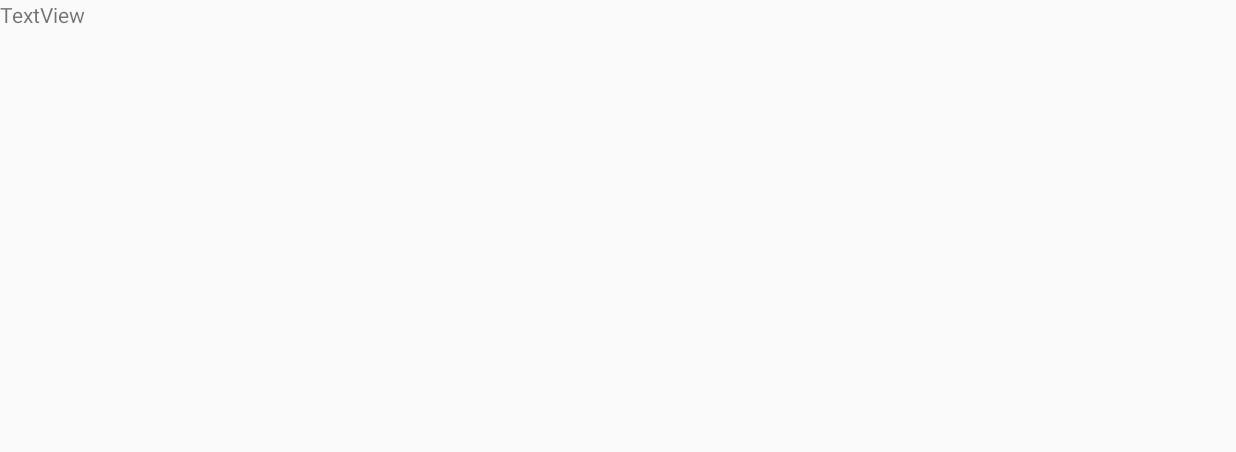
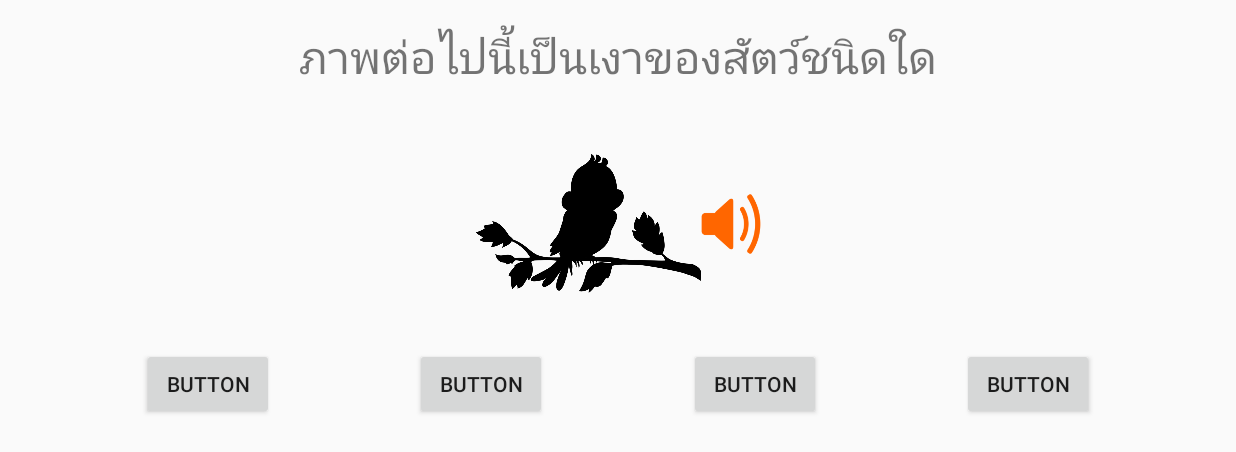
Before and after one commit to superjo5/AnimalForFun, an Android app: the screen it shows after launch (Game), on a phone screen of 824 x 412 dp (held sideways). Before the commit the part shown is almost empty. Shown: the top 452 px of the screen. Run offline under Robolectric (Android 15) with nearby library versions, the phone set to English and light mode, and no system bars.

Commit message:
Design Game UI Complete

```diff
--- a/app/src/main/res/layout/activity_game.xml
+++ b/app/src/main/res/layout/activity_game.xml
@@ -11,5 +11,78 @@
         android:id="@+id/textView"
         android:layout_width="wrap_content"
         android:layout_height="wrap_content"
-        android:text="TextView" />
+        android:layout_marginTop="15dp"
+        android:text="@string/question"
+        android:textSize="30sp"
+        app:layout_constraintLeft_toLeftOf="parent"
+        app:layout_constraintRight_toRightOf="parent"
+        app:layout_constraintTop_toTopOf="parent" />
+
+    <ImageView
+        android:id="@+id/imvQuestion"
+        android:layout_width="150dp"
+        android:layout_height="150dp"
+        app:srcCompat="@drawable/bird_02"
+        android:layout_marginTop="16dp"
+        app:layout_constraintTop_toBottomOf="@+id/textView"
+        app:layout_constraintLeft_toLeftOf="parent"
+        app:layout_constraintRight_toLeftOf="@+id/imbVolumn"
+        app:layout_constraintHorizontal_chainStyle="packed" />
+
+    <ImageButton
+        android:id="@+id/imbVolumn"
+        android:layout_width="40dp"
+        android:layout_height="40dp"
+        android:background="@null"
+        android:onClick="playSound"
+        android:scaleType="fitCenter"
+        app:srcCompat="@drawable/volume"
+        app:layout_constraintLeft_toRightOf="@+id/imvQuestion"
+        app:layout_constraintRight_toRightOf="parent"
+        app:layout_constraintBottom_toBottomOf="@+id/imvQuestion"
+        app:layout_constraintTop_toTopOf="@+id/imvQuestion" />
+
+    <Button
+        android:id="@+id/btn1"
+        android:layout_width="wrap_content"
+        android:layout_height="wrap_content"
+        android:layout_marginTop="8dp"
+        android:onClick="choiceAns"
+        android:text="Button"
+        app:layout_constraintLeft_toLeftOf="parent"
+        app:layout_constraintRight_toLeftOf="@+id/btn2"
+        app:layout_constraintTop_toBottomOf="@+id/imvQuestion" />
+
+    <Button
+        android:id="@+id/btn2"
+        android:layout_width="wrap_content"
+        android:layout_height="wrap_content"
+        android:layout_marginTop="8dp"
+        android:onClick="choiceAns"
+        android:text="Button"
+        app:layout_constraintLeft_toRightOf="@+id/btn1"
+        app:layout_constraintRight_toLeftOf="@+id/btn3"
+        app:layout_constraintTop_toBottomOf="@+id/imvQuestion" />
+
+    <Button
+        android:id="@+id/btn3"
+        android:layout_width="wrap_content"
+        android:layout_height="wrap_content"
+        android:layout_marginTop="8dp"
+        android:onClick="choiceAns"
+        android:text="Button"
+        app:layout_constraintLeft_toRightOf="@+id/btn2"
+        app:layout_constraintRight_toLeftOf="@+id/btn4"
+        app:layout_constraintTop_toBottomOf="@+id/imvQuestion" />
+
+    <Button
+        android:id="@+id/btn4"
+        android:layout_width="wrap_content"
+        android:layout_height="wrap_content"
+        android:layout_marginTop="8dp"
+        android:onClick="choiceAns"
+        android:text="Button"
+        app:layout_constraintLeft_toRightOf="@+id/btn3"
+        app:layout_constraintRight_toRightOf="parent"
+        app:layout_constraintTop_toBottomOf="@+id/imvQuestion" />
 </android.support.constraint.ConstraintLayout>
--- a/app/src/main/res/values/dimens.xml
+++ b/app/src/main/res/values/dimens.xml
@@ -2,7 +2,6 @@
 <resources>
     <string name="h1">30sp</string>
     <string name="h2">16sp</string>
-
     <string name="my_image">150dp</string>
     <string name="my_margin">15dp</string>
     <string name="my_iconvolumn">40dp</string>
```
